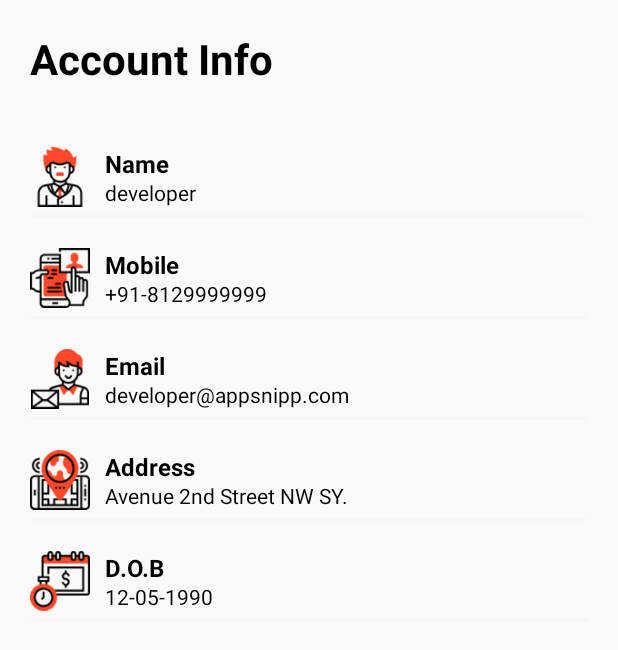
After one commit to muhammadaqilp/BismillahYukBisaYuk, an Android app: the layout content_profile.xml on its own in the app's theme, with its tools: preview values and no code run, on a phone screen of 412 x 824 dp. The commit adds this screen. Shown: the top 650 px of the screen. Run offline under Robolectric (Android 15) with nearby library versions, the phone set to English and light mode, and no system bars.

Commit message:
menambahkan kelas ProfileActivity.java, activity_profile.xml, content_profile.xml dan menambahkan intent menu di MainActivity.java. ikon profil belum tampil di MainActivity.java

```diff
--- a/app/build.gradle
+++ b/app/build.gradle
@@ -23,6 +23,12 @@
 
 dependencies {
     implementation fileTree(dir: "libs", include: ["*.jar"])
+    implementation 'com.android.support:design:28.0.0'
+    androidTestImplementation 'com.android.support.test:runner:1.0.2'
+    implementation 'com.android.support:appcompat-v7:28.0.0-rc01'
+    implementation 'com.android.support:support-v4:28.0.0'
+    implementation 'com.android.support:design:28.0.0'
+
     implementation 'androidx.appcompat:appcompat:1.1.0'
     implementation 'androidx.constraintlayout:constraintlayout:1.1.3'
     implementation 'com.google.android.material:material:1.1.0'
--- a/app/src/main/AndroidManifest.xml
+++ b/app/src/main/AndroidManifest.xml
@@ -9,7 +9,8 @@
         android:roundIcon="@mipmap/ic_launcher_round"
         android:supportsRtl="true"
         android:theme="@style/AppTheme">
-        <activity android:name=".ResepActivity"></activity>
+        <activity android:name=".ProfileActivity"></activity>
+        <activity android:name=".ResepActivity" />
         <activity
             android:name=".RegisterActivity"
             android:parentActivityName=".StartActivity" />
--- /dev/null
+++ b/app/src/main/res/layout/content_profile.xml
@@ -0,0 +1,123 @@
+<?xml version="1.0" encoding="utf-8"?>
+<androidx.core.widget.NestedScrollView xmlns:android="http://schemas.android.com/apk/res/android"
+    xmlns:app="http://schemas.android.com/apk/res-auto"
+    xmlns:tools="http://schemas.android.com/tools"
+    android:layout_width="match_parent"
+    android:layout_height="match_parent"
+    app:layout_behavior="@string/appbar_scrolling_view_behavior"
+    tools:context=".ProfileActivity"
+    tools:showIn="@layout/activity_profile">
+
+    <LinearLayout
+        android:layout_width="match_parent"
+        android:layout_height="wrap_content"
+        android:orientation="vertical"
+        android:layout_marginTop="20dp"
+        android:layout_marginLeft="20dp"
+        android:layout_marginRight="20dp">
+
+        <TextView
+            style="@style/headerText"
+            android:text="Account Info"
+            android:layout_marginBottom="20dp"/>
+
+        <RelativeLayout style="@style/profileDetailsLayout">
+            <ImageView
+                android:id="@+id/nameImageView"
+                android:src="@drawable/ic_name"
+                style="@style/profileDetailsImage" />
+
+            <TextView
+                android:id="@+id/nameTextView"
+                android:text="Name"
+                android:layout_toRightOf="@id/nameImageView"
+                style="@style/profileDetailsTextMain" />
+
+            <TextView
+                android:text="developer"
+                android:layout_toRightOf="@id/nameImageView"
+                style="@style/profileDetailsMiniText" />
+
+        </RelativeLayout>
+
+        <View style="@style/proifleDetailsView" />
+        <RelativeLayout style="@style/profileDetailsLayout">
+            <ImageView
+                android:id="@+id/mobileImageView"
+                android:src="@drawable/ic_mobile"
+                style="@style/profileDetailsImage" />
+
+            <TextView
+                android:text="Mobile"
+                android:layout_toRightOf="@id/mobileImageView"
+                style="@style/profileDetailsTextMain"/>
+
+            <TextView
+                android:text="+91-8129999999"
+                android:layout_toRightOf="@id/mobileImageView"
+                style="@style/profileDetailsMiniText" />
+
+        </RelativeLayout>
+
+        <View style="@style/proifleDetailsView" />
+        <RelativeLayout style="@style/profileDetailsLayout">
+            <ImageView
+                android:id="@+id/emailImageView"
+                android:src="@drawable/ic_email"
+                style="@style/profileDetailsImage" />
+
+            <TextView
+                android:text="Email"
+                android:layout_toRightOf="@id/emailImageView"
+                style="@style/profileDetailsTextMain" />
+
+            <TextView
+                android:text="developer@appsnipp.com"
+                android:layout_toRightOf="@id/emailImageView"
+                style="@style/profileDetailsMiniText" />
+
+        </RelativeLayout>
+
+        <View style="@style/proifleDetailsView" />
+        <RelativeLayout style="@style/profileDetailsLayout">
+            <ImageView
+                android:id="@+id/addressImageView"
+                android:src="@drawable/ic_address"
+                style="@style/profileDetailsImage" />
+
+            <TextView
+                android:text="Address"
+                android:layout_toRightOf="@id/addressImageView"
+                style="@style/profileDetailsTextMain" />
+
+            <TextView
+                android:text="Avenue 2nd Street NW SY."
+                android:layout_toRightOf="@id/addressImageView"
+                style="@style/profileDetailsMiniText" />
+
+        </RelativeLayout>
+
+        <View style="@style/proifleDetailsView" />
+        <RelativeLayout style="@style/profileDetailsLayout">
+            <ImageView
+                android:id="@+id/dobImageView"
+                android:src="@drawable/ic_dob"
+                style="@style/profileDetailsImage" />
+
+            <TextView
+                android:text="D.O.B"
+                android:layout_toRightOf="@id/dobImageView"
+                style="@style/profileDetailsTextMain" />
+
+            <TextView
+                android:text="12-05-1990"
+                android:layout_toRightOf="@id/dobImageView"
+                style="@style/profileDetailsMiniText" />
+
+        </RelativeLayout>
+
+        <View style="@style/proifleDetailsView" />
+
+    </LinearLayout>
+
+</androidx.core.widget.NestedScrollView>
--- a/app/src/main/res/values/colors.xml
+++ b/app/src/main/res/values/colors.xml
@@ -5,4 +5,11 @@
     <color name="colorPrimaryDark">#3700B3</color>
     <color name="colorAccent">#03DAC5</color>
     <color name="colorSubTitle">#757575</color>
+
+    <color name="profilePrimaryDark">#FF3B30</color>
+    <color name="profileAccentColor">#F7F7F7</color>
+    <color name="whiteTextColor">#fff</color>
+    <color name="profileBackground">#fff</color>
+    <color name="blackTextColor">#000</color>
+    <color name="profileEditTextColor">#707070</color>
 </resources>
--- a/app/src/main/res/values/strings.xml
+++ b/app/src/main/res/values/strings.xml
@@ -1,4 +1,7 @@
 <resources>
     <string name="app_name">BismillahYukBisaYuk</string>
     <string name="profil">Profil Keluarga</string>
+
+    <string name="title_activity_profile">Profile</string>
+    <string name="action_settings">Settings</string>
 </resources>
--- a/app/src/main/res/values/styles.xml
+++ b/app/src/main/res/values/styles.xml
@@ -7,4 +7,96 @@
         <item name="colorAccent">@color/colorAccent</item>
     </style>
 
+    <style name="AppTheme.NoActionBar">
+        <item name="windowActionBar">false</item>
+        <item name="windowNoTitle">true</item>
+    </style>
+
+    <style name="AppTheme.AppBarOverlay" parent="ThemeOverlay.AppCompat.Dark.ActionBar" />
+
+    <style name="AppTheme.PopupOverlay" parent="ThemeOverlay.AppCompat.Light" />
+
+    <!--styles for profile-->
+    <style name="AppTheme.ProfileTheme">
+        <item name="colorPrimaryDark">@color/profilePrimaryDark</item>
+        <item name="colorAccent">@color/profileAccentColor</item>
+        <item name="windowActionBar">false</item>
+        <item name="windowNoTitle">true</item>
+        <item name="android:textColor">@color/whiteTextColor</item>
+    </style>
+
+    <style name="TransparentText" parent="@android:style/TextAppearance">
+        <item name="android:textColor">#00000000</item>
+    </style>
+
+    <style name="parent">
+        <item name="android:layout_width">match_parent</item>
+        <item name="android:layout_height">wrap_content</item>
+    </style>
+
+    <style name="headerText" parent="parent">
+        <item name="android:textSize">@dimen/headerTextSize</item>
+        <item name="android:textColor">@color/blackTextColor</item>
+        <item name="android:textStyle">bold</item>
+    </style>
+
+    <style name="textInputHintStyle" parent="TextAppearance.AppCompat.Medium.Inverse">
+        <item name="android:textColorHint">@color/blackTextColor</item>
+        <item name="android:textColor">@color/blackTextColor</item>
+        <item name="android:textSize">17sp</item>
+        <item name="android:textStyle">bold</item>
+    </style>
+
+    <style name="viewParent">
+        <item name="android:layout_width">wrap_content</item>
+        <item name="android:layout_height">wrap_content</item>
+    </style>
+
+    <style name="profileDetailsLayout" parent="parent">
+        <item name="android:layout_marginTop">20dp</item>
+    </style>
+
+    <style name="profileDetailsImage">
+        <item name="android:layout_width">40dp</item>
+        <item name="android:layout_height">40dp</item>
+        <item name="android:layout_alignParentTop">true</item>
+        <item name="android:layout_alignParentLeft">true</item>
+    </style>
+
+    <style name="profileDetailsTextMain" parent="viewParent">
+        <item name="android:textColor">@color/blackTextColor</item>
+        <item name="android:textStyle">bold</item>
+        <item name="android:textSize">16sp</item>
+        <item name="android:layout_marginLeft">10dp</item>
+    </style>
+
+    <style name="profileDetailsMiniText" parent="viewParent">
+        <item name="android:layout_alignParentBottom">true</item>
+        <item name="android:textColor">@color/blackTextColor</item>
+        <item name="android:textSize">14sp</item>
+        <item name="android:layout_marginLeft">10dp</item>
+    </style>
+
+    <style name="proifleDetailsView">
+        <item name="android:layout_width">match_parent</item>
+        <item name="android:layout_height">2dp</item>
+        <item name="android:background">@color/profileAccentColor</item>
+        <item name="android:layout_marginTop">5dp</item>
+    </style>
+
+    <style name="profileStyledBackButton">
+        <item name="android:layout_width">wrap_content</item>
+        <item name="android:layout_height">wrap_content</item>
+        <item name="android:background">@drawable/profile_back_button</item>
+        <item name="android:textAlignment">center</item>
+        <item name="android:paddingLeft">30dp</item>
+        <item name="android:paddingRight">50dp</item>
+        <item name="android:paddingTop">10dp</item>
+        <item name="android:paddingBottom">10dp</item>
+        <item name="android:drawableLeft">@drawable/back_to_home_button</item>
+        <item name="android:textStyle">bold</item>
+        <item name="android:layout_centerHorizontal">true</item>
+        <item name="android:layout_alignParentTop">true</item>
+        <item name="android:minWidth">250dp</item>
+    </style>
 </resources>
```
Also changed, not shown: app/src/main/java/com/example/bismillahyukbisayuk/MainActivity.java (+25 -0 lines), app/src/main/java/com/example/bismillahyukbisayuk/ProfileActivity.java (added, +19 -0 lines), app/src/main/res/drawable/back_to_home_button.xml (added, +12 -0 lines), app/src/main/res/drawable/profile_back_button.xml (added, +17 -0 lines), app/src/main/res/drawable/profile_bk.xml (added, +10 -0 lines), app/src/main/res/layout/activity_profile.xml (added, +91 -0 lines), app/src/main/res/values/dimens.xml (added, +7 -0 lines), app/src/main/res/drawable/ic_address.png (added), app/src/main/res/drawable/ic_dob.png (added), app/src/main/res/drawable/ic_email.png (added), app/src/main/res/drawable/ic_mobile.png (added), app/src/main/res/drawable/ic_name.png (added), app/src/main/res/drawable/profile_round.png (added).
